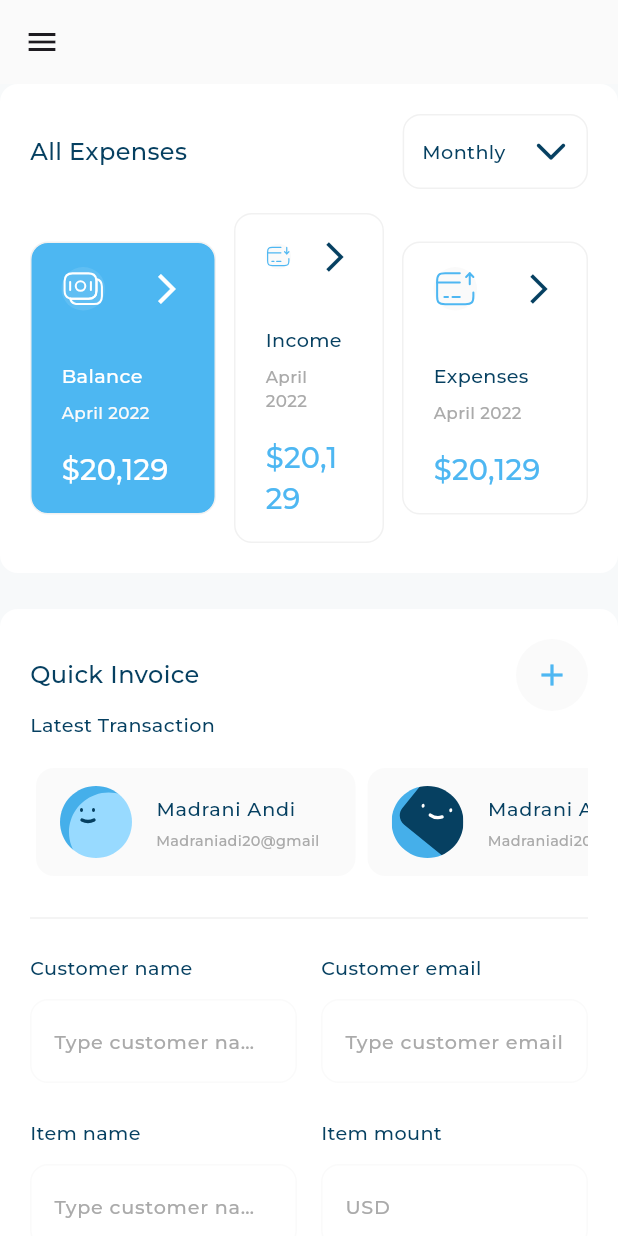
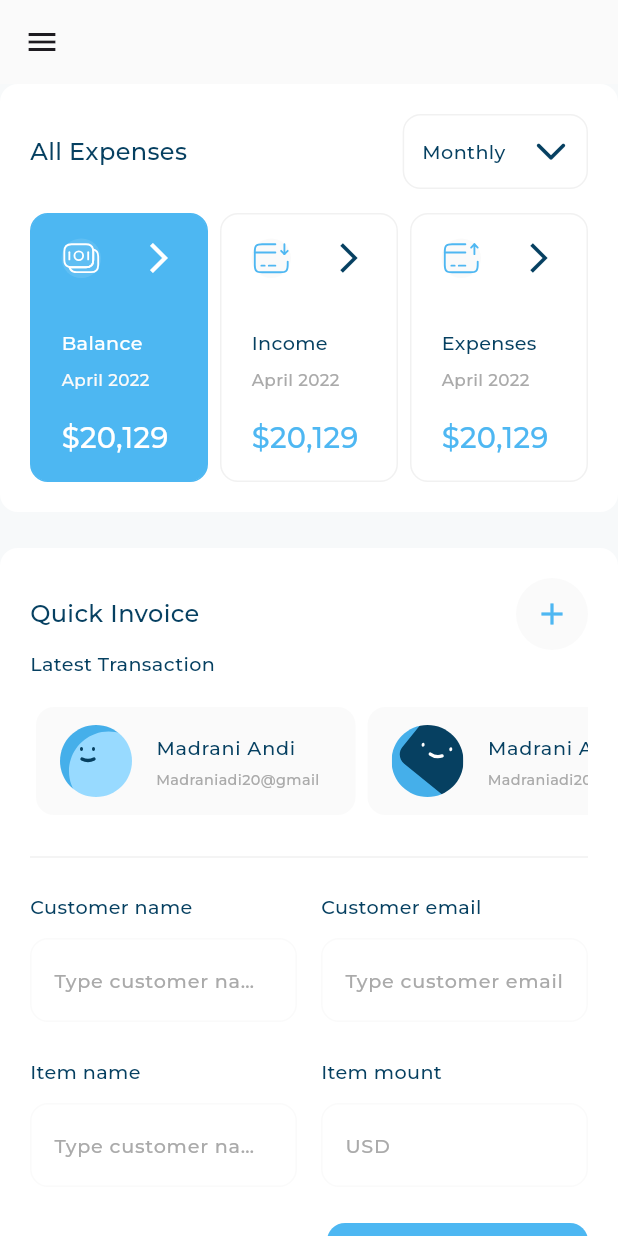
Before and after one commit to sayedmostaf/responsive_dashboard, a Flutter app: the screen it shows after launch, on a phone screen of 412 x 824 dp. Run offline on Flutter 3.47's test engine with Material 3 defaults, Android fonts, the phone set to English and light mode, and no system bars; our stand-ins replace device_preview, expandable_page_view, fl_chart, flutter_svg; project files that could hold a hidden picture were left out.

Commit message:
responsive mobile layout part 4

```diff
--- a/lib/widgets/all_expenses_items_list_view.dart
+++ b/lib/widgets/all_expenses_items_list_view.dart
@@ -33,6 +33,49 @@ class _AllExpensesItemsListViewState extends State<AllExpensesItemsListView> {
   @override
   Widget build(BuildContext context) {
     return Row(
+      children: [
+        Expanded(
+          child: GestureDetector(
+            onTap: () {
+              updateIndex(0);
+            },
+            child: AllExpensesItem(
+              isSelected: selectedIndex == 0,
+              itemModel: items[0],
+            ),
+          ),
+        ),
+        const SizedBox(
+          width: 8,
+        ),
+        Expanded(
+          child: GestureDetector(
+            onTap: () {
+              updateIndex(1);
+            },
+            child: AllExpensesItem(
+              isSelected: selectedIndex == 1,
+              itemModel: items[1],
+            ),
+          ),
+        ),
+        const SizedBox(
+          width: 8,
+        ),
+        Expanded(
+          child: GestureDetector(
+            onTap: () {
+              updateIndex(2);
+            },
+            child: AllExpensesItem(
+              isSelected: selectedIndex == 2,
+              itemModel: items[2],
+            ),
+          ),
+        ),
+      ],
+    );
+    return Row(
       // children: items.map((e) => AllExpensesItem(itemModel: e)).toList(),
       children: items.asMap().entries.map((e) {
         int index = e.key;
--- a/lib/widgets/inactive_and_active_all_expenses_item.dart
+++ b/lib/widgets/inactive_and_active_all_expenses_item.dart
@@ -31,23 +31,32 @@ class InActiveAllExpensesItem extends StatelessWidget {
           const SizedBox(
             height: 34,
           ),
-          Text(
+          FittedBox(
+            fit: BoxFit.scaleDown,
+            child: Text(
               itemModel.title,
               style: AppStyles.styleMedium16(context),
+            ),
           ),
           const SizedBox(
             height: 8,
           ),
-          Text(
+          FittedBox(
+            fit: BoxFit.scaleDown,
+            child: Text(
               itemModel.date,
               style: AppStyles.styleRegular14(context),
+            ),
           ),
           const SizedBox(
             height: 16,
           ),
-          Text(
+          FittedBox(
+            fit: BoxFit.scaleDown,
+            child: Text(
               itemModel.price,
               style: AppStyles.styleSemiBold24(context),
+            ),
           ),
         ],
       ),
@@ -69,7 +78,7 @@ class ActiveAllExpensesItem extends StatelessWidget {
       padding: const EdgeInsets.symmetric(horizontal: 20, vertical: 16),
       decoration: ShapeDecoration(
         shape: RoundedRectangleBorder(
-          side: const BorderSide(width: 1, color: Color(0xfff1f1f1)),
+          side: const BorderSide(width: 1, color: Color(0xFF4DB7F2)),
           borderRadius: BorderRadius.circular(12),
         ),
         color: const Color(0xff4db7f2),
@@ -85,26 +94,36 @@ class ActiveAllExpensesItem extends StatelessWidget {
           const SizedBox(
             height: 34,
           ),
-          Text(
+          FittedBox(
+            fit: BoxFit.scaleDown,
+            child: Text(
               itemModel.title,
-            style: AppStyles.styleMedium16(context).copyWith(color: Colors.white),
+              style: AppStyles.styleMedium16(context)
+                  .copyWith(color: Colors.white),
+            ),
           ),
           const SizedBox(
             height: 8,
           ),
-          Text(
+          FittedBox(
+            fit: BoxFit.scaleDown,
+            child: Text(
               itemModel.date,
               style: AppStyles.styleRegular14(context).copyWith(
                 color: const Color(0xFFFAFAFA),
               ),
             ),
+          ),
           const SizedBox(
             height: 16,
           ),
-          Text(
+          FittedBox(
+            fit: BoxFit.scaleDown,
+            child: Text(
               itemModel.price,
               style: AppStyles.styleSemiBold24(context).copyWith(
                 color: Colors.white,
+              ),
             ),
           ),
         ],
```
Lines whose indentation alone changed are shown as unchanged.
